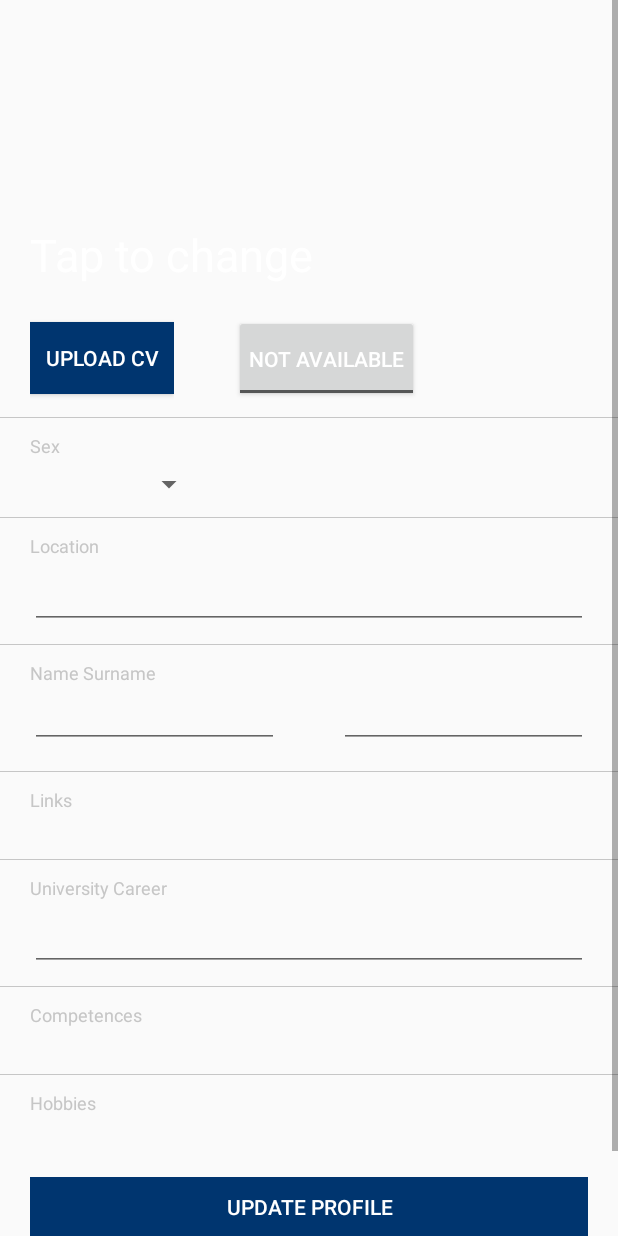
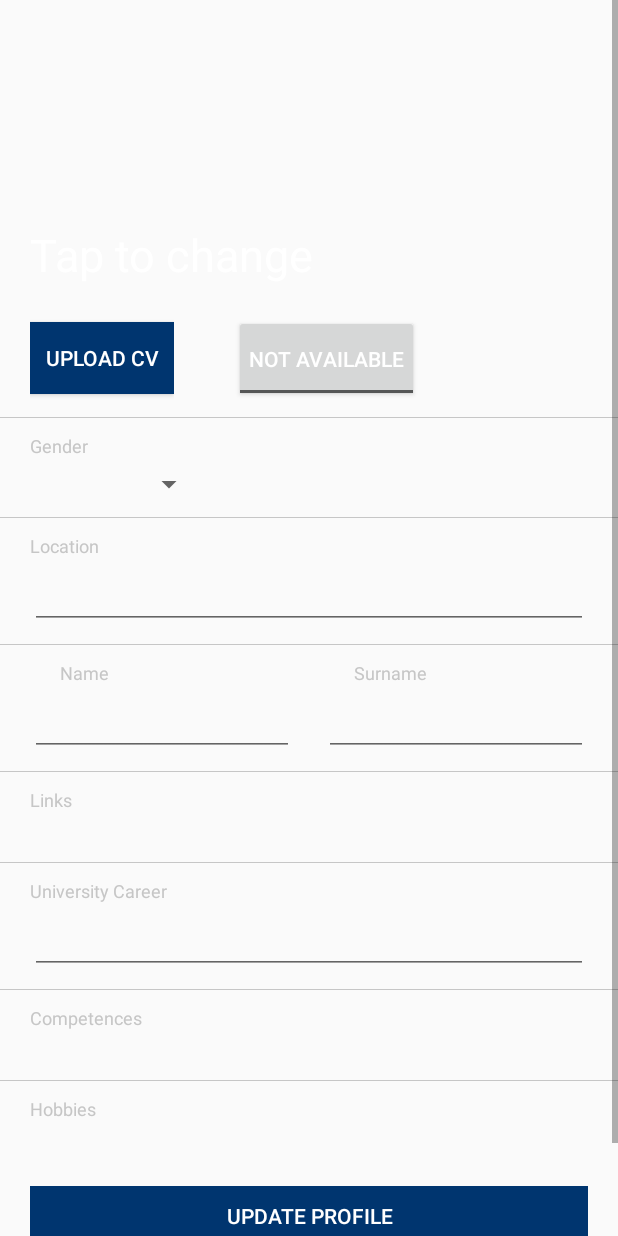
Before and after one commit to garronej/AndroidAssignment2, an Android app: the EditStudentProfileActivity screen opened directly, with no data from a screen before it, on a phone screen of 412 x 824 dp. Run offline under Robolectric (Android 15) with nearby library versions, the light colour scheme and no system bars; libraries missing offline, so code that uses them is left out: com.tokenautocomplete; network calls fail; pictures from the network do not load; 29 statements that could not run were skipped.

Commit message:
some ui fix

```diff
--- a/app/src/main/java/it/polito/mobile/androidassignment2/StudentFlow/OffersListsActivity.java
+++ b/app/src/main/java/it/polito/mobile/androidassignment2/StudentFlow/OffersListsActivity.java
@@ -143,7 +143,6 @@ public class OffersListsActivity extends ActionBarActivity implements Communicat
 			public void onClick(View v) {
 				Intent i = new Intent(getApplicationContext(), SearchCompanies.class);
 				startActivity(i);
-				finish();
 			}
 		});
 		findViewById(R.id.tab_menu_student_profile).setOnClickListener(new View.OnClickListener() {
@@ -157,7 +156,7 @@ public class OffersListsActivity extends ActionBarActivity implements Communicat
 		findViewById(R.id.tab_menu_student_offers).setOnClickListener(new View.OnClickListener() {
 			@Override
 			public void onClick(View v) {
-				Intent i = new Intent(getApplicationContext(), OffersListsActivity.class);
+				Intent i = new Intent(getApplicationContext(), CompaniesFavouritesActivity.class);
 				startActivity(i);
 				finish();
 			}
--- a/app/src/main/res/layout-land/activity_search_students.xml
+++ b/app/src/main/res/layout-land/activity_search_students.xml
@@ -45,7 +45,7 @@
                     android:layout_width="wrap_content"
                     android:layout_height="wrap_content"
 
-                    android:text="@string/sex"
+                    android:text="@string/gender"
                     />
                 <Spinner
                     android:id="@+id/student_search_sex"
--- a/app/src/main/res/layout/activity_company_profile.xml
+++ b/app/src/main/res/layout/activity_company_profile.xml
@@ -67,7 +67,7 @@
                 android:id="@+id/c_email_tv"
                 android:autoLink="email"
                 android:textColorLink="@color/blue_sky"
-                />
+                android:autoText="false"/>
         </LinearLayout>
 
         <View android:background="@color/medium_gray" android:layout_width="match_parent" android:layout_height="1px"/>
--- a/app/src/main/res/layout/activity_edit_company_profile.xml
+++ b/app/src/main/res/layout/activity_edit_company_profile.xml
@@ -121,8 +121,9 @@
                 android:inputType="text"
 
                 android:imeOptions="actionDone"
-                />
+                style="@style/ProfileItemText"/>
         </LinearLayout>
+        <View android:background="@color/medium_gray" android:layout_width="match_parent" android:layout_height="1px"/>
 
         <LinearLayout
             style="@style/ProfileItem" >
@@ -137,7 +138,7 @@
                 android:inputType="text"
 
                 android:imeOptions="actionDone"
-                />
+                style="@style/ProfileItemText"/>
         </LinearLayout>
 
         <View android:background="@color/medium_gray" android:layout_width="match_parent" android:layout_height="1px"/>
--- a/app/src/main/res/layout/activity_edit_student_profile.xml
+++ b/app/src/main/res/layout/activity_edit_student_profile.xml
@@ -95,7 +95,7 @@
             style="@style/ProfileItem" >
             <TextView
                 style="@style/ProfileItemLabel"
-                android:text="@string/sex" />
+                android:text="@string/gender" />
             <Spinner
                 android:id="@+id/edit_sex_s"
                 android:layout_width="wrap_content"
@@ -124,32 +124,57 @@
 
         <LinearLayout
             style="@style/ProfileItem" >
-            <TextView
-                style="@style/ProfileItemLabel"
-                android:text="@string/name_surname" />
+
             <LinearLayout
                 android:layout_width="match_parent"
                 android:layout_height="match_parent"
                 android:orientation="horizontal"
                 android:layout_marginLeft="@dimen/side_margin">
+
+                <LinearLayout
+                    android:orientation="vertical"
+                    android:layout_width="0dp"
+                    android:layout_height="match_parent"
+                    android:layout_weight="1">
+
+                    <TextView
+                        style="@style/ProfileItemLabel"
+                        android:text="@string/name" />
+
                     <EditText
                         android:id="@+id/edit_name_et"
                         android:layout_weight="5"
-                    android:layout_width="0dp"
+                        android:layout_width="match_parent"
                         android:layout_height="wrap_content"
                         style="@style/ProfileItemText"
                         android:layout_gravity="left"
                         android:layout_marginLeft="0dp"
-                    />
+                        android:singleLine="false"/>
+                </LinearLayout>
+
+                <LinearLayout
+                    android:orientation="vertical"
+                    android:layout_width="0dp"
+                    android:layout_height="match_parent"
+                    android:layout_weight="1">
+
+                    <TextView
+                        style="@style/ProfileItemLabel"
+                        android:text="@string/surname"
+                        android:layout_width="wrap_content"
+                        android:layout_height="wrap_content"
+                        android:id="@+id/textView2"/>
 
                     <EditText
                         android:id="@+id/edit_surname_et"
-                    android:layout_width="0dp"
+                        android:layout_width="match_parent"
                         android:layout_weight="5"
                         android:layout_height="wrap_content"
                         style="@style/ProfileItemText"
                         android:layout_gravity="left"
-                    />
+                        android:layout_marginLeft="0dp"/>
+                </LinearLayout>
+
             </LinearLayout>
         </LinearLayout>
 
@@ -168,7 +193,7 @@
                 android:inputType="text"
 
                 android:imeOptions="actionDone"
-                />
+                style="@style/ProfileItemText"/>
         </LinearLayout>
 
         <View android:background="@color/medium_gray" android:layout_width="match_parent" android:layout_height="1px"/>
@@ -198,7 +223,7 @@
                 android:inputType="text"
 
                 android:imeOptions="actionDone"
-                />
+                style="@style/ProfileItemText"/>
         </LinearLayout>
 
         <View android:background="@color/medium_gray" android:layout_width="match_parent" android:layout_height="1px"/>
@@ -216,7 +241,7 @@
             android:inputType="text"
 
             android:imeOptions="actionDone"
-            />
+            style="@style/ProfileItemText"/>
         </LinearLayout>
 
         <RelativeLayout
--- a/app/src/main/res/layout/activity_search_students.xml
+++ b/app/src/main/res/layout/activity_search_students.xml
@@ -44,7 +44,7 @@
                     android:layout_width="wrap_content"
                     android:layout_height="wrap_content"
 
-                    android:text="@string/sex"
+                    android:text="@string/gender"
                     />
                 <Spinner
                     android:id="@+id/student_search_sex"
--- a/app/src/main/res/layout/company_tabbed_menu.xml
+++ b/app/src/main/res/layout/company_tabbed_menu.xml
@@ -23,7 +23,7 @@
         android:text="@string/students"
         android:background="@drawable/abc_tab_indicator_material"
         android:textColor="@color/white"
-        />
+        android:singleLine="true"/>
 
     <Button
         android:id="@+id/tab_menu_company_offers"
@@ -33,7 +33,7 @@
         android:text="@string/offers"
         android:background="@drawable/abc_tab_indicator_material"
         android:textColor="@color/white"
-        />
+        android:singleLine="true"/>
     <ImageButton
         android:id="@+id/tab_menu_company_search"
         android:layout_width="0dp"
--- a/app/src/main/res/layout/student_tabbed_menu.xml
+++ b/app/src/main/res/layout/student_tabbed_menu.xml
@@ -23,7 +23,7 @@
         android:text="@string/companies"
         android:background="@drawable/abc_tab_indicator_material"
         android:textColor="@color/white"
-        />
+        android:singleLine="true"/>
 
     <Button
         android:id="@+id/tab_menu_student_offers"
@@ -33,7 +33,7 @@
         android:text="@string/offers"
         android:background="@drawable/abc_tab_indicator_material"
         android:textColor="@color/white"
-        />
+        android:singleLine="true"/>
     <ImageButton
         android:id="@+id/tab_menu_student_search"
         android:layout_width="0dp"
--- a/app/src/main/res/values/strings.xml
+++ b/app/src/main/res/values/strings.xml
@@ -89,7 +89,7 @@
     <string name="search">Search</string>
     <string name="activity_search_companies">Search companies</string>
     <string name="studentKeyword">Competence</string>
-    <string name="sex">Sex</string>
+    <string name="gender">Gender</string>
     <string name="students">Students</string>
     <string name="title_activity_students_favourites">Students</string>
     <string name="activity_search_students">Search students</string>
@@ -110,7 +110,7 @@
     <string name="tap_to_change">Tap to change</string>
     <string name="available">Available</string>
     <string name="not_available">Not available</string>
-    <string name="name_surname">Name Surname</string>
+    <string name="surname">Surname</string>
     <string name="job_offer_code">Job offer code</string>
     <string-array name="sex_array">
         <item></item>
```
Also changed, not shown: app/src/main/res/mipmap-xxhdpi/ic_launcher.png. Lines whose indentation alone changed are shown as unchanged.
